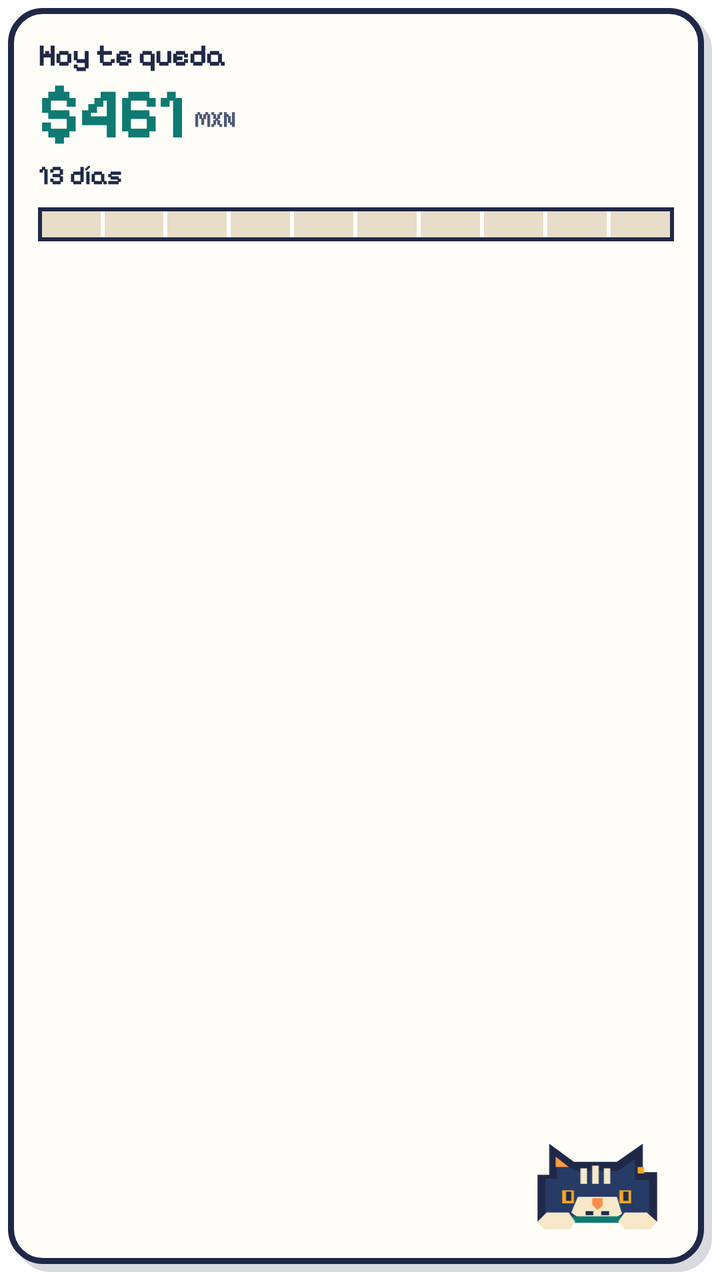
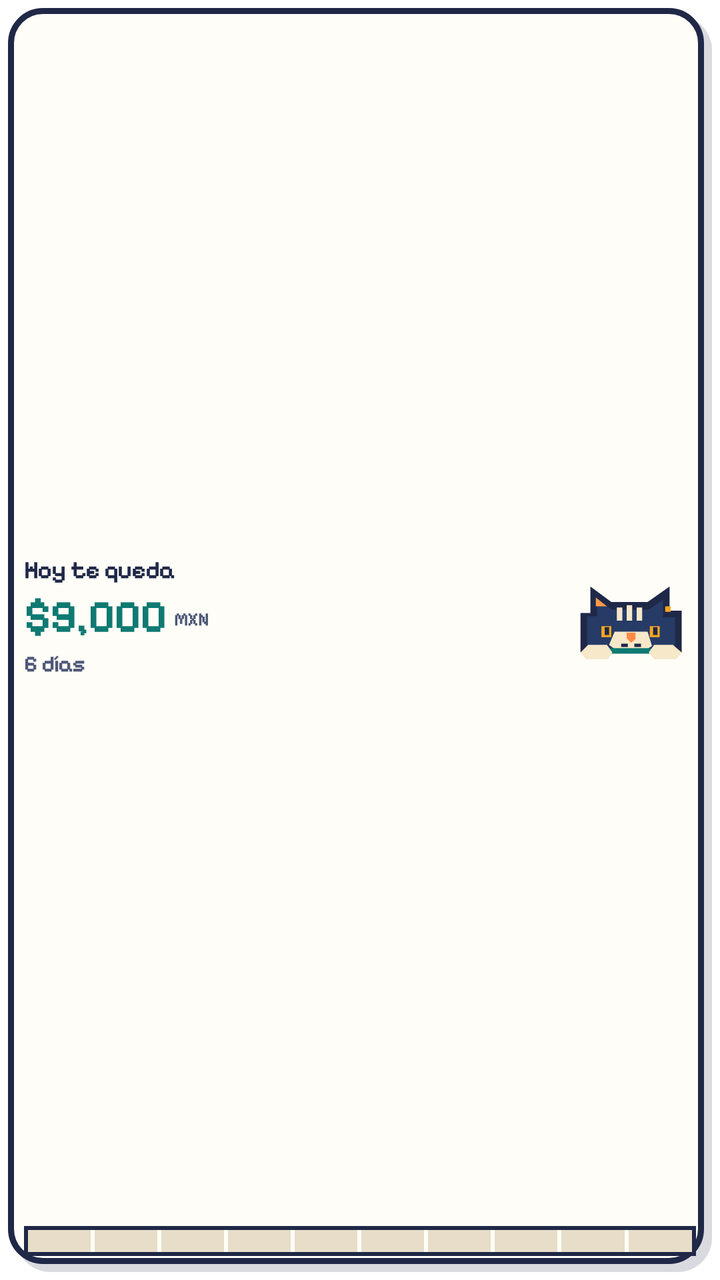

The first picture is an Android layout as it rendered before a commit; the second is the same layout after the commit. The layout source and the unified diff follow.
<!-- AndroidManifest.xml: fallback theme Theme.MaterialComponents.DayNight.NoActionBar -->
<!-- res/layout/sobra_widget_compact.xml -->
<?xml version="1.0" encoding="utf-8"?>
<FrameLayout xmlns:android="http://schemas.android.com/apk/res/android"
    android:id="@+id/widget_root"
    android:layout_width="match_parent"
    android:layout_height="match_parent"
    android:background="@drawable/widget_background"
    android:contentDescription="@string/widget_compact_description"
    android:paddingLeft="19dp"
    android:paddingTop="19dp"
    android:paddingRight="23dp"
    android:paddingBottom="23dp">

    <LinearLayout
        android:layout_width="match_parent"
        android:layout_height="wrap_content"
        android:orientation="vertical">

        <TextView
            android:id="@+id/today_label"
            android:layout_width="wrap_content"
            android:layout_height="wrap_content"
            android:fontFamily="@font/pixelify_sans"
            android:includeFontPadding="false"
            android:text="@string/widget_today_remaining"
            android:textColor="#FF202848"
            android:textSize="15sp"
            android:textStyle="bold" />

        <LinearLayout
            android:layout_width="match_parent"
            android:layout_height="wrap_content"
            android:gravity="bottom"
            android:orientation="horizontal">

            <TextView
                android:id="@+id/today_amount"
                android:layout_width="wrap_content"
                android:layout_height="wrap_content"
                android:fontFamily="@font/pixelify_sans"
                android:includeFontPadding="false"
                android:maxLines="1"
                android:text="$461"
                android:textColor="#FF0E7A72"
                android:textSize="34sp"
                android:textStyle="bold" />

            <TextView
                android:layout_width="wrap_content"
                android:layout_height="wrap_content"
                android:layout_marginLeft="5dp"
                android:layout_marginBottom="5dp"
                android:fontFamily="@font/pixelify_sans"
                android:includeFontPadding="false"
                android:text="MXN"
                android:textColor="#FF4E5878"
                android:textSize="11sp"
                android:textStyle="bold" />
        </LinearLayout>

        <TextView
            android:id="@+id/days_remaining"
            android:layout_width="wrap_content"
            android:layout_height="wrap_content"
            android:layout_marginTop="2dp"
            android:fontFamily="@font/pixelify_sans"
            android:includeFontPadding="false"
            android:text="13 días"
            android:textColor="#FF202848"
            android:textSize="13sp"
            android:textStyle="bold" />

        <LinearLayout
            android:layout_width="match_parent"
            android:layout_height="17dp"
            android:layout_marginTop="8dp"
            android:background="@drawable/widget_progress_frame"
            android:orientation="horizontal"
            android:padding="2dp">

            <TextView android:id="@+id/progress_1" style="@style/SobraWidgetProgressSegment" />
            <TextView android:id="@+id/progress_2" style="@style/SobraWidgetProgressSegment" />
            <TextView android:id="@+id/progress_3" style="@style/SobraWidgetProgressSegment" />
            <TextView android:id="@+id/progress_4" style="@style/SobraWidgetProgressSegment" />
            <TextView android:id="@+id/progress_5" style="@style/SobraWidgetProgressSegment" />
            <TextView android:id="@+id/progress_6" style="@style/SobraWidgetProgressSegment" />
            <TextView android:id="@+id/progress_7" style="@style/SobraWidgetProgressSegment" />
            <TextView android:id="@+id/progress_8" style="@style/SobraWidgetProgressSegment" />
            <TextView android:id="@+id/progress_9" style="@style/SobraWidgetProgressSegment" />
            <TextView android:id="@+id/progress_10" style="@style/SobraWidgetProgressSegmentLast" />
        </LinearLayout>
    </LinearLayout>

    <ViewFlipper
        android:id="@+id/cat_motion"
        android:layout_width="78dp"
        android:layout_height="54dp"
        android:layout_gravity="bottom|right"
        android:autoStart="true"
        android:flipInterval="900">
        <ImageView style="@style/SobraWidgetCatFrame" android:src="@drawable/cat_peek_open" />
        <ImageView style="@style/SobraWidgetCatFrame" android:src="@drawable/cat_peek_open" />
        <ImageView style="@style/SobraWidgetCatFrame" android:src="@drawable/cat_peek_open" />
        <ImageView style="@style/SobraWidgetCatFrame" android:src="@drawable/cat_peek_blink" />
    </ViewFlipper>

    <ImageView
        android:id="@+id/cat_static"
        style="@style/SobraWidgetCatFrame"
        android:layout_width="78dp"
        android:layout_height="54dp"
        android:layout_gravity="bottom|right"
        android:src="@drawable/cat_peek_open"
        android:visibility="gone" />
</FrameLayout>
<!-- resources referenced by this layout -->
<resources>
  <!-- drawable widget_background (drawable) -->
  <?xml version="1.0" encoding="utf-8"?>
  <layer-list xmlns:android="http://schemas.android.com/apk/res/android">
      <item
          android:left="8dp"
          android:top="8dp"
          android:right="4dp"
          android:bottom="4dp">
          <shape android:shape="rectangle">
              <corners android:radius="17dp" />
              <solid android:color="#2B202848" />
          </shape>
      </item>
      <item
          android:left="4dp"
          android:top="4dp"
          android:right="8dp"
          android:bottom="8dp">
          <shape android:shape="rectangle">
              <corners android:radius="16dp" />
              <solid android:color="#FFFFFDF7" />
              <stroke android:width="3dp" android:color="#FF202848" />
          </shape>
      </item>
  </layer-list>
  <!-- drawable widget_progress_frame (drawable) -->
  <?xml version="1.0" encoding="utf-8"?>
  <shape xmlns:android="http://schemas.android.com/apk/res/android" android:shape="rectangle">
      <solid android:color="#FFFFFDF7" />
      <stroke android:width="2dp" android:color="#FF202848" />
      <padding android:left="2dp" android:top="2dp" android:right="2dp" android:bottom="2dp" />
  </shape>
  <string name="widget_compact_description">Sobra: dinero disponible hoy</string>
  <string name="widget_today_remaining">Hoy te queda</string>
  <style name="SobraWidgetCatFrame">
          <item name="android:layout_width">match_parent</item>
          <item name="android:layout_height">match_parent</item>
          <item name="android:adjustViewBounds">true</item>
          <item name="android:contentDescription">@string/widget_cat_description</item>
          <item name="android:scaleType">fitCenter</item>
      </style>
  <style name="SobraWidgetProgressSegment">
          <item name="android:layout_width">0dp</item>
          <item name="android:layout_height">match_parent</item>
          <item name="android:layout_weight">1</item>
          <item name="android:layout_marginRight">2dp</item>
          <item name="android:background">@drawable/widget_progress_empty</item>
      </style>
  <style name="SobraWidgetProgressSegmentLast" parent="SobraWidgetProgressSegment">
          <item name="android:layout_marginRight">0dp</item>
      </style>
  <string name="widget_cat_description">Gato de Sobra</string>
  <!-- drawable widget_progress_empty (drawable) -->
  <?xml version="1.0" encoding="utf-8"?>
  <shape xmlns:android="http://schemas.android.com/apk/res/android" android:shape="rectangle">
      <solid android:color="#FFE7DDC8" />
  </shape>
</resources>

<!-- the commit's change to res/layout/sobra_widget_compact.xml (unified diff, before → after) -->
@@ -1,114 +1,132 @@
 <?xml version="1.0" encoding="utf-8"?>
-<FrameLayout xmlns:android="http://schemas.android.com/apk/res/android"
+<LinearLayout xmlns:android="http://schemas.android.com/apk/res/android"
     android:id="@+id/widget_root"
     android:layout_width="match_parent"
     android:layout_height="match_parent"
     android:background="@drawable/widget_background"
     android:contentDescription="@string/widget_compact_description"
-    android:paddingLeft="19dp"
-    android:paddingTop="19dp"
-    android:paddingRight="23dp"
-    android:paddingBottom="23dp">
+    android:orientation="vertical"
+    android:padding="12dp">
 
     <LinearLayout
         android:layout_width="match_parent"
-        android:layout_height="wrap_content"
-        android:orientation="vertical">
-
-        <TextView
-            android:id="@+id/today_label"
-            android:layout_width="wrap_content"
-            android:layout_height="wrap_content"
-            android:fontFamily="@font/pixelify_sans"
-            android:includeFontPadding="false"
-            android:text="@string/widget_today_remaining"
-            android:textColor="#FF202848"
-            android:textSize="15sp"
-            android:textStyle="bold" />
+        android:layout_height="0dp"
+        android:layout_weight="1"
+        android:orientation="horizontal">
 
         <LinearLayout
-            android:layout_width="match_parent"
-            android:layout_height="wrap_content"
-            android:gravity="bottom"
-            android:orientation="horizontal">
+            android:layout_width="0dp"
+            android:layout_height="match_parent"
+            android:layout_weight="1"
+            android:gravity="center_vertical"
+            android:orientation="vertical">
 
             <TextView
-                android:id="@+id/today_amount"
+                android:id="@+id/today_label"
                 android:layout_width="wrap_content"
                 android:layout_height="wrap_content"
                 android:fontFamily="@font/pixelify_sans"
                 android:includeFontPadding="false"
                 android:maxLines="1"
-                android:text="$461"
-                android:textColor="#FF0E7A72"
-                android:textSize="34sp"
+                android:text="@string/widget_today_remaining"
+                android:textColor="#FF202848"
+                android:textSize="12sp"
                 android:textStyle="bold" />
 
+            <LinearLayout
+                android:layout_width="match_parent"
+                android:layout_height="wrap_content"
+                android:layout_marginTop="3dp"
+                android:gravity="bottom"
+                android:orientation="horizontal">
+
+                <TextView
+                    android:id="@+id/today_amount"
+                    android:layout_width="wrap_content"
+                    android:layout_height="wrap_content"
+                    android:ellipsize="end"
+                    android:fontFamily="@font/pixelify_sans"
+                    android:includeFontPadding="false"
+                    android:maxLines="1"
+                    android:text="$9,000"
+                    android:textColor="#FF0E7A72"
+                    android:textSize="22sp"
+                    android:textStyle="bold" />
+
+                <TextView
+                    android:layout_width="wrap_content"
+                    android:layout_height="wrap_content"
+                    android:layout_marginLeft="4dp"
+                    android:layout_marginBottom="3dp"
+                    android:fontFamily="@font/pixelify_sans"
+                    android:includeFontPadding="false"
+                    android:text="MXN"
+                    android:textColor="#FF4E5878"
+                    android:textSize="9sp"
+                    android:textStyle="bold" />
+            </LinearLayout>
+
             <TextView
+                android:id="@+id/days_remaining"
                 android:layout_width="wrap_content"
                 android:layout_height="wrap_content"
-                android:layout_marginLeft="5dp"
-                android:layout_marginBottom="5dp"
+                android:layout_marginTop="4dp"
                 android:fontFamily="@font/pixelify_sans"
                 android:includeFontPadding="false"
-                android:text="MXN"
+                android:maxLines="1"
+                android:text="6 días"
                 android:textColor="#FF4E5878"
                 android:textSize="11sp"
                 android:textStyle="bold" />
         </LinearLayout>
 
-        <TextView
-            android:id="@+id/days_remaining"
-            android:layout_width="wrap_content"
-            android:layout_height="wrap_content"
-            android:layout_marginTop="2dp"
-            android:fontFamily="@font/pixelify_sans"
-            android:includeFontPadding="false"
-            android:text="13 días"
-            android:textColor="#FF202848"
-            android:textSize="13sp"
-            android:textStyle="bold" />
+        
+        <FrameLayout
+            android:layout_width="66dp"
+            android:layout_height="match_parent"
+            android:layout_marginLeft="6dp">
 
-        <LinearLayout
-            android:layout_width="match_parent"
-            android:layout_height="17dp"
-            android:layout_marginTop="8dp"
-            android:background="@drawable/widget_progress_frame"
-            android:orientation="horizontal"
-            android:padding="2dp">
+            <ViewFlipper
+                android:id="@+id/cat_motion"
+                android:layout_width="match_parent"
+                android:layout_height="match_parent"
+                android:layout_gravity="bottom"
+                android:autoStart="true"
+                android:flipInterval="900">
+                <ImageView style="@style/SobraWidgetCatFrame" android:src="@drawable/cat_peek_open" />
+                <ImageView style="@style/SobraWidgetCatFrame" android:src="@drawable/cat_peek_open" />
+                <ImageView style="@style/SobraWidgetCatFrame" android:src="@drawable/cat_peek_open" />
+                <ImageView style="@style/SobraWidgetCatFrame" android:src="@drawable/cat_peek_blink" />
+            </ViewFlipper>
 
-            <TextView android:id="@+id/progress_1" style="@style/SobraWidgetProgressSegment" />
-            <TextView android:id="@+id/progress_2" style="@style/SobraWidgetProgressSegment" />
-            <TextView android:id="@+id/progress_3" style="@style/SobraWidgetProgressSegment" />
-            <TextView android:id="@+id/progress_4" style="@style/SobraWidgetProgressSegment" />
-            <TextView android:id="@+id/progress_5" style="@style/SobraWidgetProgressSegment" />
-            <TextView android:id="@+id/progress_6" style="@style/SobraWidgetProgressSegment" />
-            <TextView android:id="@+id/progress_7" style="@style/SobraWidgetProgressSegment" />
-            <TextView android:id="@+id/progress_8" style="@style/SobraWidgetProgressSegment" />
-            <TextView android:id="@+id/progress_9" style="@style/SobraWidgetProgressSegment" />
-            <TextView android:id="@+id/progress_10" style="@style/SobraWidgetProgressSegmentLast" />
-        </LinearLayout>
+            <ImageView
+                android:id="@+id/cat_static"
+                style="@style/SobraWidgetCatFrame"
+                android:layout_width="match_parent"
+                android:layout_height="match_parent"
+                android:layout_gravity="bottom"
+                android:src="@drawable/cat_peek_open"
+                android:visibility="gone" />
+        </FrameLayout>
     </LinearLayout>
 
-    <ViewFlipper
-        android:id="@+id/cat_motion"
-        android:layout_width="78dp"
-        android:layout_height="54dp"
-        android:layout_gravity="bottom|right"
-        android:autoStart="true"
-        android:flipInterval="900">
-        <ImageView style="@style/SobraWidgetCatFrame" android:src="@drawable/cat_peek_open" />
-        <ImageView style="@style/SobraWidgetCatFrame" android:src="@drawable/cat_peek_open" />
-        <ImageView style="@style/SobraWidgetCatFrame" android:src="@drawable/cat_peek_open" />
-        <ImageView style="@style/SobraWidgetCatFrame" android:src="@drawable/cat_peek_blink" />
-    </ViewFlipper>
+    <LinearLayout
+        android:layout_width="match_parent"
+        android:layout_height="15dp"
+        android:layout_marginTop="8dp"
+        android:background="@drawable/widget_progress_frame"
+        android:orientation="horizontal"
+        android:padding="2dp">
 
-    <ImageView
-        android:id="@+id/cat_static"
-        style="@style/SobraWidgetCatFrame"
-        android:layout_width="78dp"
-        android:layout_height="54dp"
-        android:layout_gravity="bottom|right"
-        android:src="@drawable/cat_peek_open"
-        android:visibility="gone" />
-</FrameLayout>
+        <TextView android:id="@+id/progress_1" style="@style/SobraWidgetProgressSegment" />
+        <TextView android:id="@+id/progress_2" style="@style/SobraWidgetProgressSegment" />
+        <TextView android:id="@+id/progress_3" style="@style/SobraWidgetProgressSegment" />
+        <TextView android:id="@+id/progress_4" style="@style/SobraWidgetProgressSegment" />
+        <TextView android:id="@+id/progress_5" style="@style/SobraWidgetProgressSegment" />
+        <TextView android:id="@+id/progress_6" style="@style/SobraWidgetProgressSegment" />
+        <TextView android:id="@+id/progress_7" style="@style/SobraWidgetProgressSegment" />
+        <TextView android:id="@+id/progress_8" style="@style/SobraWidgetProgressSegment" />
+        <TextView android:id="@+id/progress_9" style="@style/SobraWidgetProgressSegment" />
+        <TextView android:id="@+id/progress_10" style="@style/SobraWidgetProgressSegmentLast" />
+    </LinearLayout>
+</LinearLayout>
